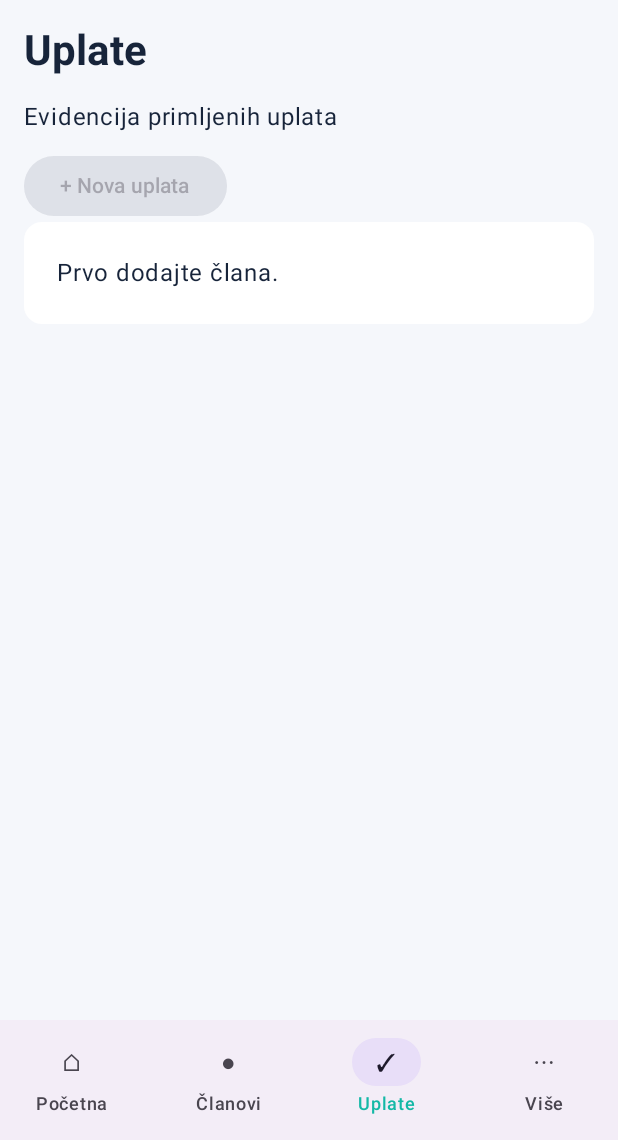
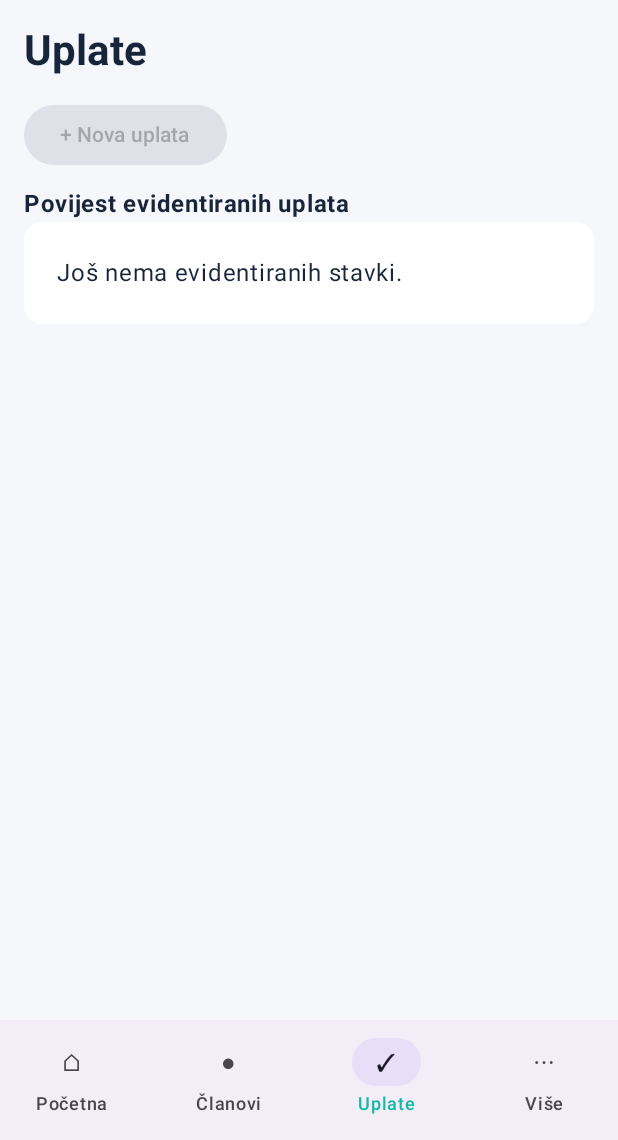
Before and after one commit to bren-wp/Claniva, an Android app built with Jetpack Compose: the screen it shows after launch (MainActivity), item 3 of the bottom bar chosen, on a phone screen of 412 x 824 dp, the part 96-1236 px from its top. Run offline under Robolectric (Android 15) with nearby library versions, the phone set to English and light mode, and no system bars.

Commit message:
ui(android): connect member/detail/edit and real charge/payment ledger screens

```diff
--- a/android/app/src/main/java/hr/brendigo/clanarina/MainActivity.kt
+++ b/android/app/src/main/java/hr/brendigo/clanarina/MainActivity.kt
@@ -99,28 +99,16 @@ class MainActivity:ComponentActivity() {
                     OutlinedButton(onClick={page="Uplate";form="payment"},enabled=members.isNotEmpty()) { Text("Nova uplata") }
                     Text("Podaci se čuvaju samo na ovom uređaju.",style=MaterialTheme.typography.bodySmall)
                 }
-                "Članovi","Dugovanja" -> {
-                    if(page=="Članovi") Button(onClick={form="member"}) { Text("+ Novi član") }
-                    val shown=if(page=="Dugovanja") members.filter{it.balanceCents>0} else members
-                    if(shown.isEmpty()) Empty(if(page=="Članovi") "Nema članova. Dodajte prvog člana." else "Nema evidentiranih dugovanja.")
-                    LazyColumn(verticalArrangement=Arrangement.spacedBy(8.dp)) {
-                        items(shown,key={it.id}) { MemberTile(it) }
-                    }
-                }
-                "Članarine","Uplate" -> {
-                    Text(if(page=="Članarine") "Ručno zaduživanje članarina" else "Evidencija primljenih uplata")
-                    Spacer(Modifier.height(10.dp))
-                    Button(onClick={form=if(page=="Članarine")"charge" else "payment"},enabled=members.isNotEmpty()) {
-                        Text(if(page=="Članarine") "+ Novo zaduženje" else "+ Nova uplata")
-                    }
-                    if(members.isEmpty()) Empty("Prvo dodajte člana.")
-                    LazyColumn(verticalArrangement=Arrangement.spacedBy(8.dp)) { items(members,key={it.id}) { MemberTile(it) } }
-                }
+                "Članovi","Dugovanja" -> MemberManagement(db, page=="Dugovanja", changes) { changes++ }
+                "Članarine","Uplate" -> LedgerManagement(
+                    db, if(page=="Članarine") "charge" else "payment", changes
+                ) { changes++ }
                 "Izvještaji" -> Column(Modifier.verticalScroll(rememberScrollState())) {
                     StatCard("Broj članova",totals.members.toString(),Brand.Blue)
                     StatCard("Zaduženja",euro(totals.chargedCents),Brand.Gold)
                     StatCard("Evidentirane uplate",euro(totals.paidCents),Brand.Teal)
                     StatCard("Nepodmireno",euro(totals.outstandingCents),Brand.Danger)
+                    StatCard("Preplate",euro(totals.creditCents),Brand.Blue)
                 }
                 "Licenca" -> Empty("Online i offline aktivacija licence još nije povezana s aplikacijom.")
                 "Uplatnice" -> Empty("HUB-3 i EPC QR još nisu implementirani ni verificirani.")
```
